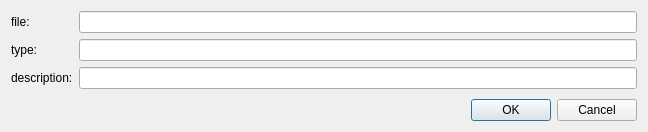
jkriege2/QuickFit3, file lib/dlg_qffileeditdialog.ui: the form before one commit.
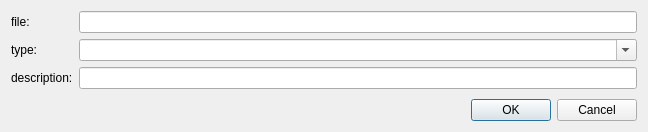
The form after the commit. Custom widgets are drawn as their Qt base class.

Commit message:
QuickFit3/fcs:   - improved CSV import (allows to specify start/end line string), possibility to save presets in CSV dialog   - fully supports loading of multiple files into one RDR (including menu item!)   - improved online help
QuickFit3:
  - if RDR files are editable, they may now be moved up/down and all the features of the new editable files list API are used for the UI ...

The edit to the form file:
```diff
--- a/lib/dlg_qffileeditdialog.ui
+++ b/lib/dlg_qffileeditdialog.ui
@@ -33,9 +33,6 @@
        </property>
       </widget>
      </item>
-     <item row="1" column="1">
-      <widget class="QFEnhancedLineEdit" name="edtType"/>
-     </item>
      <item row="2" column="0">
       <widget class="QLabel" name="label_3">
        <property name="text">
@@ -46,6 +43,13 @@
      <item row="2" column="1">
       <widget class="QFEnhancedLineEdit" name="edtDescription"/>
      </item>
+     <item row="1" column="1">
+      <widget class="QComboBox" name="cmbType">
+       <property name="editable">
+        <bool>true</bool>
+       </property>
+      </widget>
+     </item>
     </layout>
    </item>
    <item>
```
The commit also changes 25 other files.
